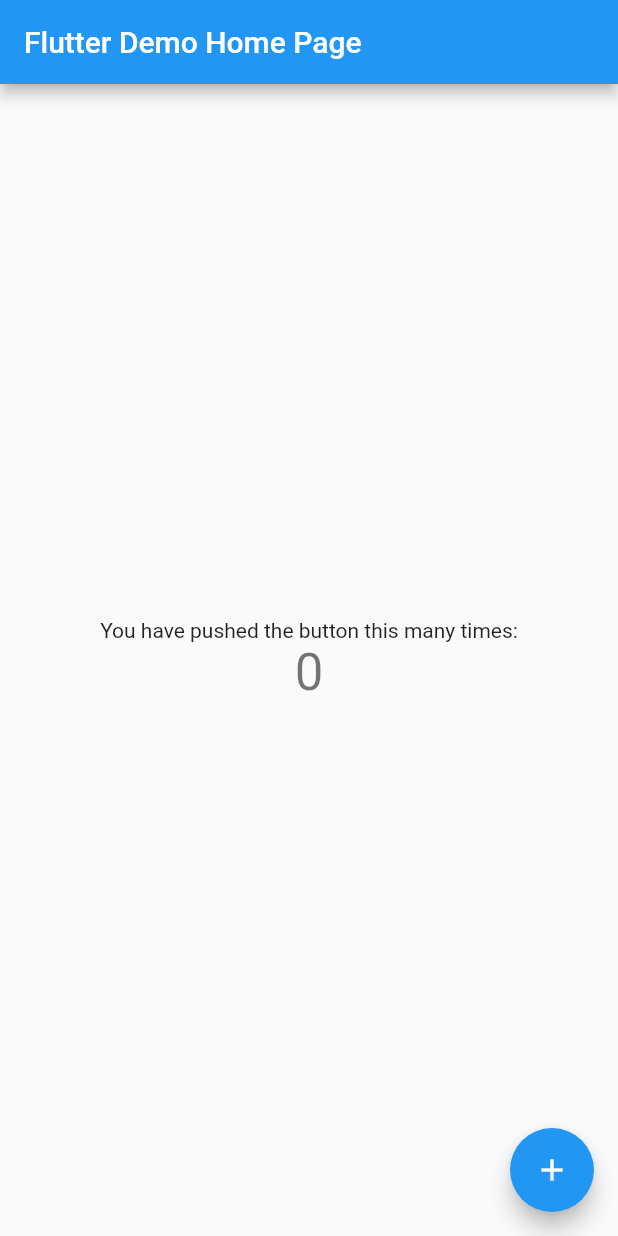
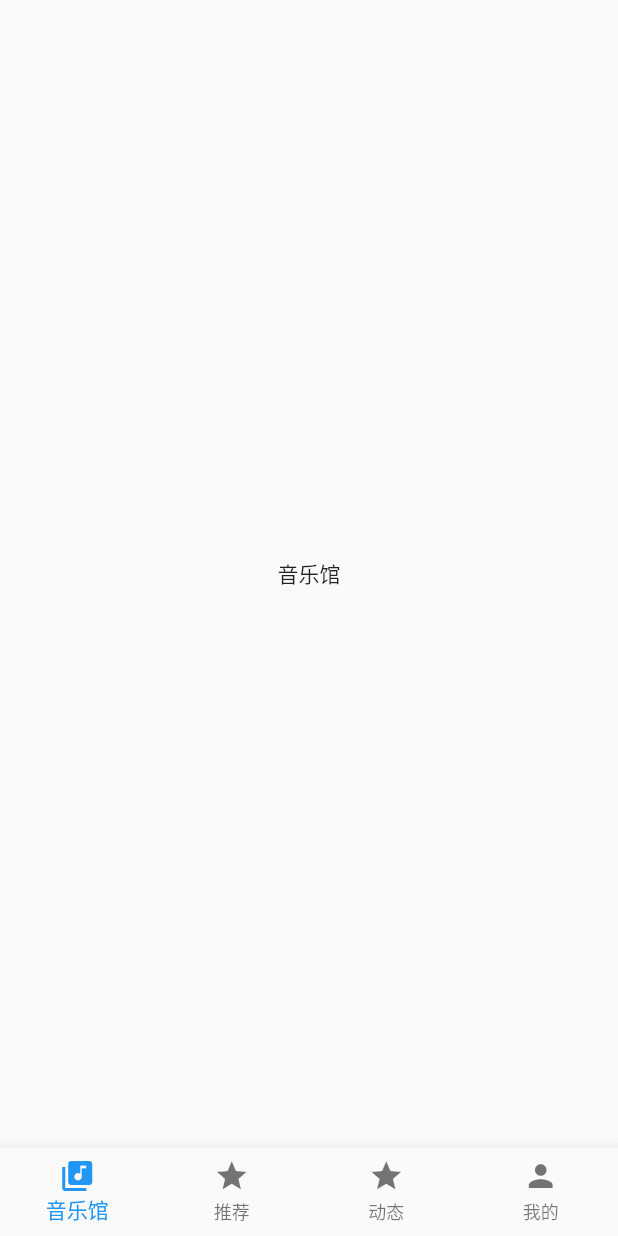
Before and after one commit to HuoXiaoYe/flutter_music, a Flutter app: the screen it shows after launch, on a phone screen of 412 x 824 dp. Run offline on Flutter 3.47's test engine with Material 2 defaults, Android fonts, the phone set to English and light mode, and no system bars.

Commit message:
底部导航栏切换页面

```diff
--- a/lib/main.dart
+++ b/lib/main.dart
@@ -1,111 +1,16 @@
-import 'package:flutter/material.dart';
+import "package:flutter/material.dart";
+import "./page/app.dart";
 
-void main() => runApp(MyApp());
+void main() => runApp(App());
 
-class MyApp extends StatelessWidget {
-  // This widget is the root of your application.
+class App extends StatelessWidget {
   @override
   Widget build(BuildContext context) {
     return MaterialApp(
-      title: 'Flutter Demo',
       theme: ThemeData(
-        // This is the theme of your application.
-        //
-        // Try running your application with "flutter run". You'll see the
-        // application has a blue toolbar. Then, without quitting the app, try
-        // changing the primarySwatch below to Colors.green and then invoke
-        // "hot reload" (press "r" in the console where you ran "flutter run",
-        // or simply save your changes to "hot reload" in a Flutter IDE).
-        // Notice that the counter didn't reset back to zero; the application
-        // is not restarted.
-        primarySwatch: Colors.blue,
+        primaryColor: Color.fromRGBO(34, 213, 157, 1)
       ),
-      home: MyHomePage(title: 'Flutter Demo Home Page'),
+      home: MyApp(),
     );
   }
 }
-
-class MyHomePage extends StatefulWidget {
-  MyHomePage({Key key, this.title}) : super(key: key);
-
-  // This widget is the home page of your application. It is stateful, meaning
-  // that it has a State object (defined below) that contains fields that affect
-  // how it looks.
-
-  // This class is the configuration for the state. It holds the values (in this
-  // case the title) provided by the parent (in this case the App widget) and
-  // used by the build method of the State. Fields in a Widget subclass are
-  // always marked "final".
-
-  final String title;
-
-  @override
-  _MyHomePageState createState() => _MyHomePageState();
-}
-
-class _MyHomePageState extends State<MyHomePage> {
-  int _counter = 0;
-
-  void _incrementCounter() {
-    setState(() {
-      // This call to setState tells the Flutter framework that something has
-      // changed in this State, which causes it to rerun the build method below
-      // so that the display can reflect the updated values. If we changed
-      // _counter without calling setState(), then the build method would not be
-      // called again, and so nothing would appear to happen.
-      _counter++;
-    });
-  }
-
-  @override
-  Widget build(BuildContext context) {
-    // This method is rerun every time setState is called, for instance as done
-    // by the _incrementCounter method above.
-    //
-    // The Flutter framework has been optimized to make rerunning build methods
-    // fast, so that you can just rebuild anything that needs updating rather
-    // than having to individually change instances of widgets.
-    return Scaffold(
-      appBar: AppBar(
-        // Here we take the value from the MyHomePage object that was created by
-        // the App.build method, and use it to set our appbar title.
-        title: Text(widget.title),
-      ),
-      body: Center(
-        // Center is a layout widget. It takes a single child and positions it
-        // in the middle of the parent.
-        child: Column(
-          // Column is also layout widget. It takes a list of children and
-          // arranges them vertically. By default, it sizes itself to fit its
-          // children horizontally, and tries to be as tall as its parent.
-          //
-          // Invoke "debug painting" (press "p" in the console, choose the
-          // "Toggle Debug Paint" action from the Flutter Inspector in Android
-          // Studio, or the "Toggle Debug Paint" command in Visual Studio Code)
-          // to see the wireframe for each widget.
-          //
-          // Column has various properties to control how it sizes itself and
-          // how it positions its children. Here we use mainAxisAlignment to
-          // center the children vertically; the main axis here is the vertical
-          // axis because Columns are vertical (the cross axis would be
-          // horizontal).
-          mainAxisAlignment: MainAxisAlignment.center,
-          children: <Widget>[
-            Text(
-              'You have pushed the button this many times:',
-            ),
-            Text(
-              '$_counter',
-              style: Theme.of(context).textTheme.display1,
-            ),
-          ],
-        ),
-      ),
-      floatingActionButton: FloatingActionButton(
-        onPressed: _incrementCounter,
-        tooltip: 'Increment',
-        child: Icon(Icons.add),
-      ), // This trailing comma makes auto-formatting nicer for build methods.
-    );
-  }
-}
--- /dev/null
+++ b/lib/page/app.dart
@@ -0,0 +1,54 @@
+import 'package:flutter/material.dart';
+
+import "./home.dart";
+import "./commend.dart";
+import "./activity.dart";
+import "./person.dart";
+
+class MyApp extends StatefulWidget {
+  @override
+  _MyAppState createState() => _MyAppState();
+}
+
+class _MyAppState extends State<MyApp> {
+  List<Widget> widgetArr = [];
+  int _activeIndex = 0;
+  @override
+  void initState() {
+    widgetArr..add(Home())..add(Commend())..add(Activity())..add(Person());
+    super.initState();
+  }
+  @override
+  Widget build(BuildContext context) {
+    return Scaffold(
+      body: widgetArr[_activeIndex],
+      bottomNavigationBar: BottomNavigationBar(
+        onTap: (int val){
+          setState(() {
+           _activeIndex = val;
+          });
+        },
+        currentIndex: _activeIndex,
+        type: BottomNavigationBarType.fixed,
+        items: [
+          BottomNavigationBarItem(
+            icon: Icon(Icons.library_music),
+            title: Text("音乐馆")
+          ),
+          BottomNavigationBarItem(
+            icon: Icon(Icons.star),
+            title: Text("推荐")
+          ),
+          BottomNavigationBarItem(
+            icon: Icon(Icons.star),
+            title: Text("动态")
+          ),
+          BottomNavigationBarItem(
+            icon: Icon(Icons.person),
+            title: Text("我的")
+          )
+        ],
+      ),
+    );
+  }
+}
--- /dev/null
+++ b/lib/page/home.dart
@@ -0,0 +1,15 @@
+import 'package:flutter/material.dart';
+
+class Home extends StatefulWidget {
+  @override
+  _HomeState createState() => _HomeState();
+}
+
+class _HomeState extends State<Home> {
+  @override
+  Widget build(BuildContext context) {
+    return Center(
+      child: Text("音乐馆"),
+    );
+  }
+}
```
Also changed, not shown: lib/page/activity.dart (added, +15 -0 lines), lib/page/commend.dart (added, +15 -0 lines), lib/page/person.dart (added, +15 -0 lines).
